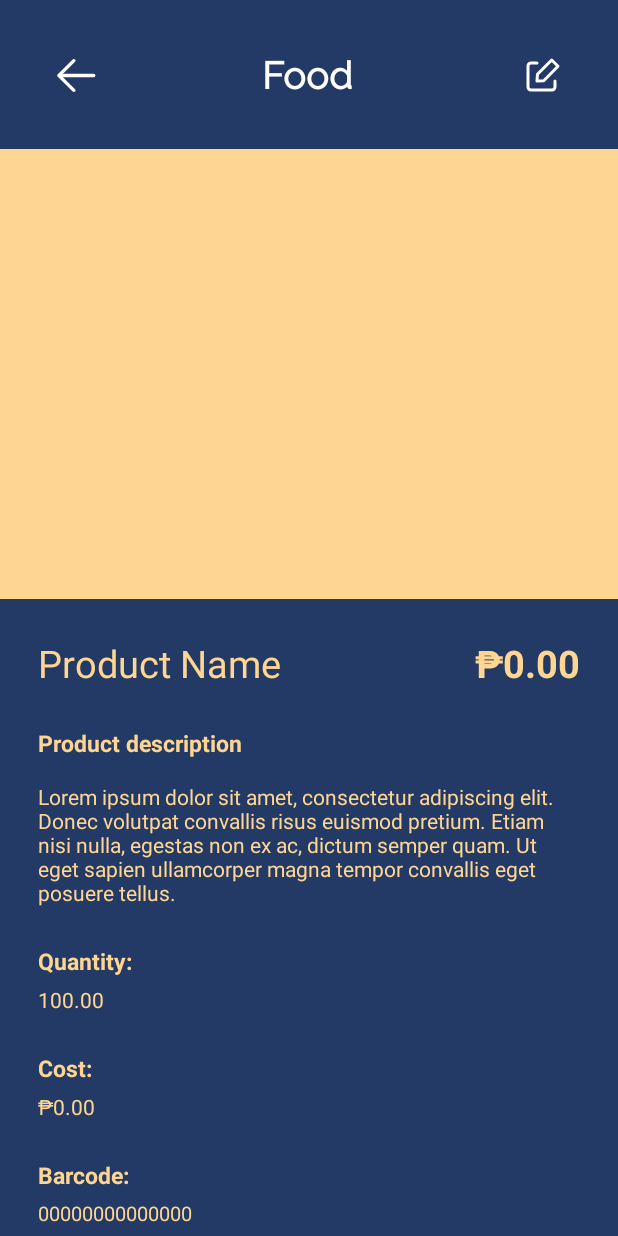
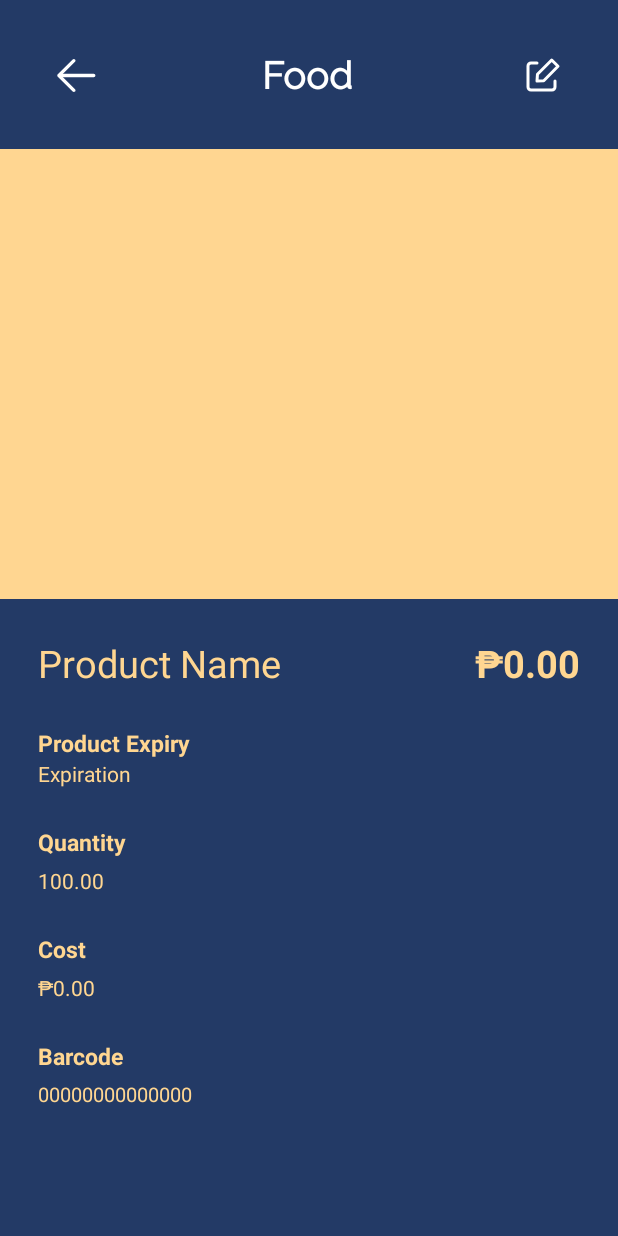
Before and after one commit to dy-chrstn/Wonder-Pets_SwiftSell, an Android app: the layout activity_product_view.xml on its own in the app's theme, with its tools: preview values and no code run, on a phone screen of 412 x 824 dp. Run offline under Robolectric (Android 15) with nearby library versions, the phone set to English and light mode, and no system bars.

Commit message:
Product View Fixed (Back and Front End)

```diff
--- a/app/src/main/res/layout/activity_product_view.xml
+++ b/app/src/main/res/layout/activity_product_view.xml
@@ -21,18 +21,18 @@
             android:layout_marginStart="26dp"
             android:layout_marginTop="26dp"
             android:background="@null"
-            android:contentDescription="sasdas"
+            android:contentDescription="@string/back_to_previous_activity"
             app:layout_constraintStart_toStartOf="parent"
             app:layout_constraintTop_toTopOf="parent"
             app:srcCompat="@drawable/back" />
 
         <TextView
-            android:id="@+id/textView"
+            android:id="@+id/prodCategory"
             android:layout_width="wrap_content"
             android:layout_height="wrap_content"
             android:fontFamily="@font/raleway"
             android:textStyle="bold"
-            android:text="Food"
+            android:text="@string/food"
             android:textSize="25sp"
             android:textColor="@color/white"
             app:layout_constraintBottom_toBottomOf="@+id/imageButton"
@@ -47,8 +47,8 @@
             android:layout_height="48dp"
             android:layout_marginTop="26dp"
             android:layout_marginEnd="26dp"
-            android:background="@null"
-            android:contentDescription="hello"
+            android:background="@android:color/transparent"
+            android:contentDescription="@string/edit_information"
             app:layout_constraintEnd_toEndOf="parent"
             app:layout_constraintTop_toTopOf="parent"
             app:srcCompat="@drawable/edit"/>
@@ -56,6 +56,7 @@
 
     <ImageView
         android:id="@+id/prodImg"
+        android:contentDescription="@string/product_image"
         android:layout_width="match_parent"
         android:layout_height="300dp"
         android:background="@color/light_yellow"
@@ -73,7 +74,7 @@
             android:id="@+id/prodName"
             android:layout_width="wrap_content"
             android:layout_height="wrap_content"
-            android:text="Product Name"
+            android:text="@string/product_name"
             android:layout_weight="1"
             android:textSize="25sp"
             android:textColor="@color/light_yellow"/>
@@ -82,7 +83,7 @@
             android:id="@+id/prodPrice"
             android:layout_width="wrap_content"
             android:layout_height="wrap_content"
-            android:text="₱0.00"
+            android:text="@string/_0_00"
             android:gravity="end"
             android:layout_weight="1"
             android:textStyle="bold"
@@ -98,16 +99,16 @@
         android:textStyle="bold"
         android:textColor="@color/light_yellow"
         android:textSize="15sp"
-        android:text="Product description"/>
+        android:text="@string/product_expiry"/>
 
     <TextView
+        android:id="@+id/prodExpiry"
         android:layout_width="match_parent"
         android:layout_height="wrap_content"
         android:layout_marginStart="25dp"
         android:layout_marginEnd="25dp"
-        android:layout_marginTop="15dp"
         android:textColor="@color/light_yellow"
-        android:text="Lorem ipsum dolor sit amet, consectetur adipiscing elit. Donec volutpat convallis risus euismod pretium. Etiam nisi nulla, egestas non ex ac, dictum semper quam. Ut eget sapien ullamcorper magna tempor convallis eget posuere tellus."/>
+        android:text="@string/expiration"/>
 
 
     <TextView
@@ -116,7 +117,7 @@
         android:layout_marginTop="25dp"
         android:layout_marginStart="25dp"
         android:layout_marginEnd="25dp"
-        android:text="Quantity:"
+        android:text="@string/quantity"
         android:textColor="@color/light_yellow"
         android:textSize="15sp"
         android:textStyle="bold"/>
@@ -128,7 +129,7 @@
         android:layout_marginStart="25dp"
         android:layout_marginEnd="25dp"
         android:layout_marginTop="5dp"
-        android:text="100.00"
+        android:text="@string/_100_00"
         android:textColor="@color/light_yellow"/>
 
     <TextView
@@ -138,7 +139,7 @@
         android:layout_marginStart="25dp"
         android:layout_marginEnd="25dp"
         android:textSize="15sp"
-        android:text="Cost:"
+        android:text="@string/cost"
         android:textStyle="bold"
         android:textColor="@color/light_yellow"/>
 
@@ -149,7 +150,7 @@
         android:layout_marginTop="5dp"
         android:layout_marginStart="25dp"
         android:layout_marginEnd="25dp"
-        android:text="₱0.00"
+        android:text="@string/_0_00"
         android:textColor="@color/light_yellow"/>
 
     <TextView
@@ -159,7 +160,7 @@
         android:layout_marginStart="25dp"
         android:layout_marginEnd="25dp"
         android:textSize="15sp"
-        android:text="Barcode:"
+        android:text="@string/barcode"
         android:textColor="@color/light_yellow"
         android:textStyle="bold"/>
 
@@ -170,7 +171,7 @@
         android:layout_marginTop="5dp"
         android:layout_marginStart="25dp"
         android:layout_marginEnd="25dp"
-        android:text="00000000000000"
+        android:text="@string/_00000000000000"
         android:textSize="13sp"
         android:textColor="@color/light_yellow"/>
 
--- a/app/src/main/res/values/strings.xml
+++ b/app/src/main/res/values/strings.xml
@@ -75,6 +75,10 @@
     <string name="clothing_icon">Clothing Icon</string>
     <string name="beverage_icon">Beverage Icon</string>
     <string name="scan_products">Scan Products</string>
+    <string name="expiration">Expiration</string>
+    <string name="back_to_previous_activity">Back to Previous Activity</string>
+    <string name="edit_information">Edit Information</string>
+    <string name="product_image">Product Image</string>
 
     <style name="select_again">Select Again</style>
 </resources>
```
Also changed, not shown: app/src/main/java/com/example/scanit/ProductViewActivity.kt (+8 -8 lines).
